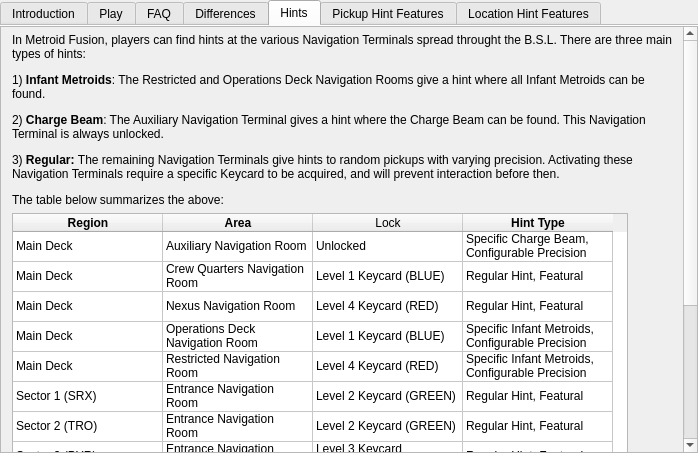
This is randovania/games/fusion/gui/ui_files/games_tab_fusion_widget.ui in randovania/randovania as Qt 5 draws it before an edit. The edited form follows.
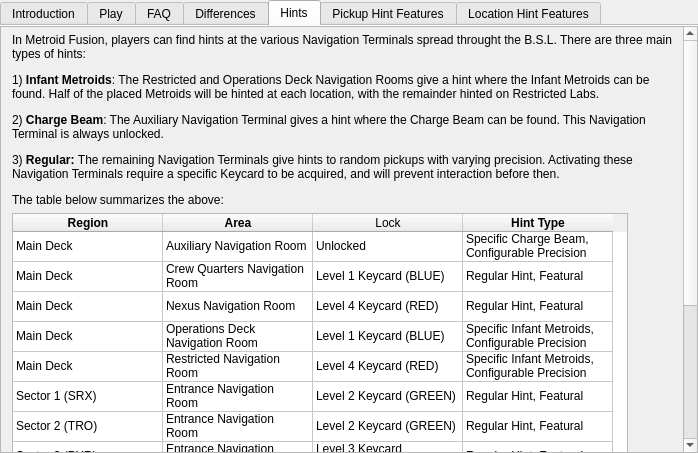
This is the edited form. The open tabs and pages were chosen to show the change. Custom widgets are drawn as their Qt base class.

Commit message: clarify hint text in ui

```diff
--- a/randovania/games/fusion/gui/ui_files/games_tab_fusion_widget.ui
+++ b/randovania/games/fusion/gui/ui_files/games_tab_fusion_widget.ui
@@ -243,7 +243,7 @@
          <x>0</x>
          <y>0</y>
          <width>682</width>
-         <height>653</height>
+         <height>669</height>
         </rect>
        </property>
        <property name="sizePolicy">
@@ -274,7 +274,7 @@
            </sizepolicy>
           </property>
           <property name="text">
-           <string>&lt;html&gt;&lt;head/&gt;&lt;body&gt;&lt;p&gt;In Metroid Fusion, players can find hints at the various Navigation Terminals spread throught the B.S.L. There are three main types of hints: &lt;/p&gt;&lt;p&gt;1) &lt;span style=&quot; font-weight:700;&quot;&gt;Infant Metroids&lt;/span&gt;: The Restricted and Operations Deck Navigation Rooms give a hint where all Infant Metroids can be found. &lt;/p&gt;&lt;p&gt;2) &lt;span style=&quot; font-weight:700;&quot;&gt;Charge Beam&lt;/span&gt;: The Auxiliary Navigation Terminal gives a hint where the Charge Beam can be found. This Navigation Terminal is always unlocked. &lt;/p&gt;&lt;p&gt;3) &lt;span style=&quot; font-weight:700;&quot;&gt;Regular: &lt;/span&gt;The remaining Navigation Terminals give hints to random pickups with varying precision. Activating these Navigation Terminals require a specific Keycard to be acquired, and will prevent interaction before then.&lt;/p&gt;&lt;p&gt;The table below summarizes the above:&lt;/p&gt;&lt;/body&gt;&lt;/html&gt;</string>
+           <string>&lt;html&gt;&lt;head/&gt;&lt;body&gt;&lt;p&gt;In Metroid Fusion, players can find hints at the various Navigation Terminals spread throught the B.S.L. There are three main types of hints: &lt;/p&gt;&lt;p&gt;1) &lt;span style=&quot; font-weight:700;&quot;&gt;Infant Metroids&lt;/span&gt;: The Restricted and Operations Deck Navigation Rooms give a hint where the Infant Metroids can be found. Half of the placed Metroids will be hinted at each location, with the remainder hinted on Restricted Labs.&lt;/p&gt;&lt;p&gt;2) &lt;span style=&quot; font-weight:700;&quot;&gt;Charge Beam&lt;/span&gt;: The Auxiliary Navigation Terminal gives a hint where the Charge Beam can be found. This Navigation Terminal is always unlocked. &lt;/p&gt;&lt;p&gt;3) &lt;span style=&quot; font-weight:700;&quot;&gt;Regular: &lt;/span&gt;The remaining Navigation Terminals give hints to random pickups with varying precision. Activating these Navigation Terminals require a specific Keycard to be acquired, and will prevent interaction before then.&lt;/p&gt;&lt;p&gt;The table below summarizes the above:&lt;/p&gt;&lt;/body&gt;&lt;/html&gt;</string>
           </property>
           <property name="textFormat">
            <enum>Qt::MarkdownText</enum>
```
